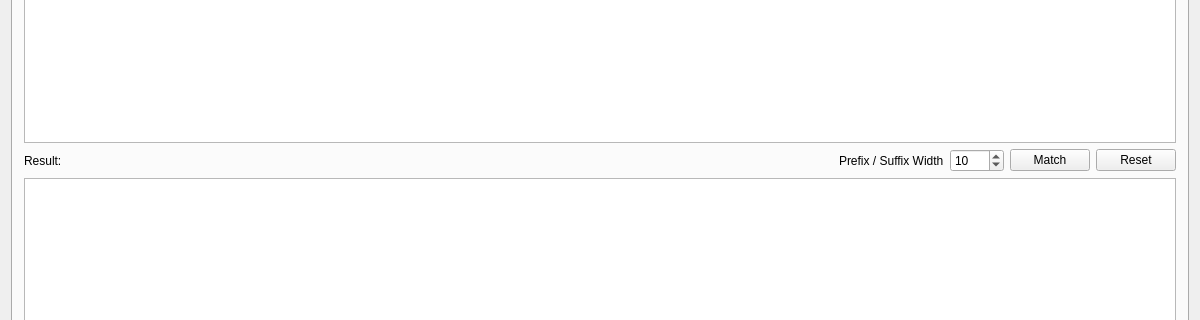
First picture: the form in FM/StringMatch/mainwindow.ui, repository xinerfeixiang/find-the-string, before the edit; both pictures show x 0 to 1200 and y 292 to 612 of the 1200 by 900 pixel window.
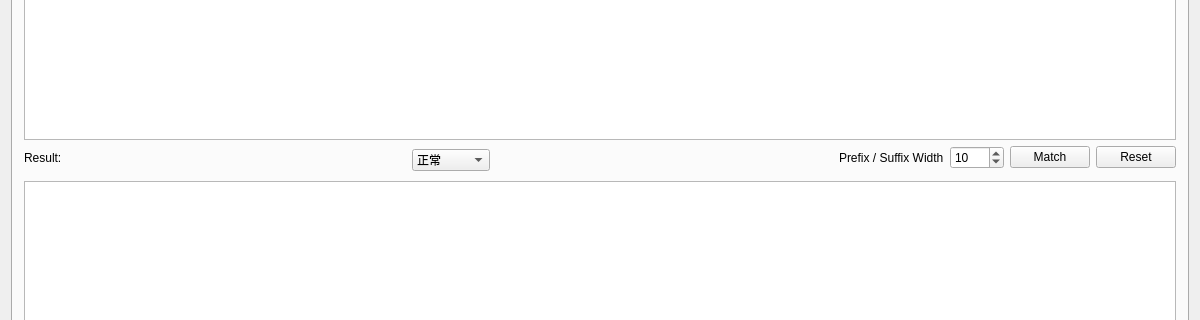
Second picture: the form after the edit.

Diff of the .ui file:
```diff
--- a/FM/StringMatch/mainwindow.ui
+++ b/FM/StringMatch/mainwindow.ui
@@ -36,7 +36,7 @@
           <property name="sizeConstraint">
            <enum>QLayout::SetNoConstraint</enum>
           </property>
-          <item row="2" column="2">
+          <item row="2" column="4">
            <widget class="QLabel" name="label_2">
             <property name="sizePolicy">
              <sizepolicy hsizetype="Minimum" vsizetype="Minimum">
@@ -52,7 +52,7 @@
             </property>
            </widget>
           </item>
-          <item row="2" column="5">
+          <item row="2" column="7">
            <widget class="QPushButton" name="bt_reset">
             <property name="text">
              <string>   Reset   </string>
@@ -69,7 +69,7 @@
             </property>
            </widget>
           </item>
-          <item row="2" column="4">
+          <item row="2" column="6">
            <widget class="QPushButton" name="bt_solve">
             <property name="sizePolicy">
              <sizepolicy hsizetype="Maximum" vsizetype="Maximum">
@@ -82,15 +82,21 @@
             </property>
            </widget>
           </item>
-          <item row="4" column="0" colspan="6">
+          <item row="4" column="0" colspan="8">
            <widget class="QTextEdit" name="t_output">
+            <property name="styleSheet">
+             <string notr="true">font: 33pt &quot;微软雅黑&quot;;</string>
+            </property>
             <property name="readOnly">
              <bool>true</bool>
             </property>
            </widget>
           </item>
-          <item row="0" column="0" colspan="6">
+          <item row="0" column="0" colspan="8">
            <widget class="QTextEdit" name="t_input">
+            <property name="styleSheet">
+             <string notr="true">font: 33pt &quot;微软雅黑&quot;;</string>
+            </property>
             <property name="placeholderText">
              <string>Input...</string>
             </property>
@@ -113,6 +119,19 @@
            </spacer>
           </item>
           <item row="2" column="3">
+           <spacer name="horizontalSpacer_2">
+            <property name="orientation">
+             <enum>Qt::Horizontal</enum>
+            </property>
+            <property name="sizeHint" stdset="0">
+             <size>
+              <width>40</width>
+              <height>20</height>
+             </size>
+            </property>
+           </spacer>
+          </item>
+          <item row="2" column="5">
            <widget class="QSpinBox" name="s_width">
             <property name="styleSheet">
              <string notr="true">font: 22pt &quot;18thCentury&quot;;</string>
@@ -125,6 +144,33 @@
             </property>
            </widget>
           </item>
+          <item row="2" column="2" rowspan="2">
+           <widget class="QComboBox" name="comboBox">
+            <property name="styleSheet">
+             <string notr="true">font: 16pt &quot;微软雅黑&quot;;</string>
+            </property>
+            <item>
+             <property name="text">
+              <string>正常</string>
+             </property>
+            </item>
+            <item>
+             <property name="text">
+              <string>优雅暗橙</string>
+             </property>
+            </item>
+            <item>
+             <property name="text">
+              <string>清新白蓝</string>
+             </property>
+            </item>
+            <item>
+             <property name="text">
+              <string>典雅炫黑</string>
+             </property>
+            </item>
+           </widget>
+          </item>
          </layout>
         </item>
         <item row="1" column="0">
```
Left out of the diff: 8 changed lines with no effect on the pictures.
